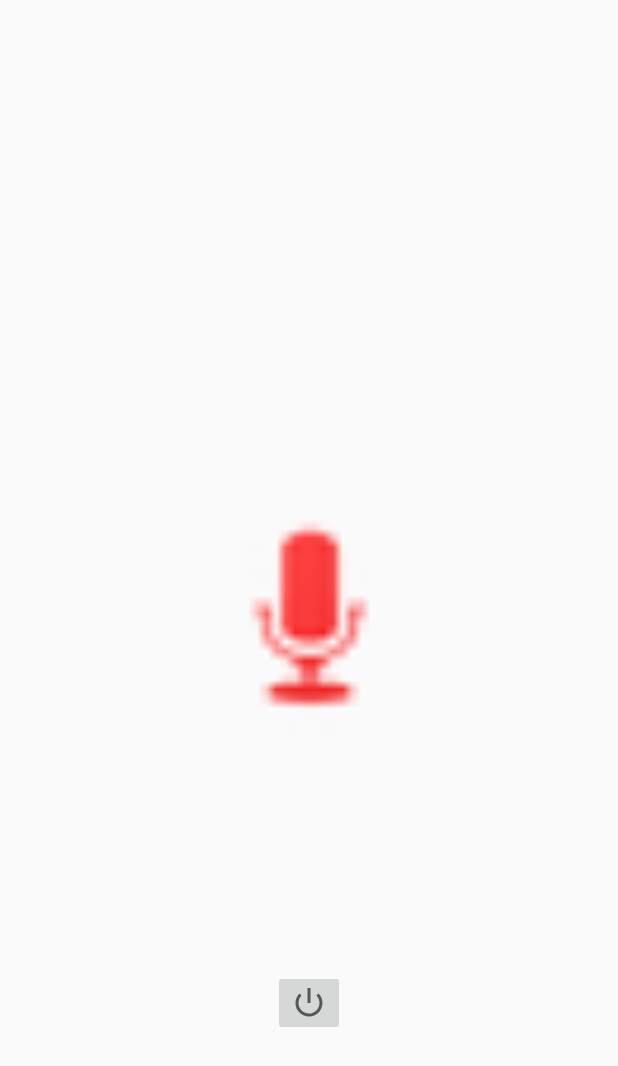
After one commit to arnavgupta1/Curious-Musical-Monkeys, an Android app: the layout activity_record.xml on its own in the app's theme, with its tools: preview values and no code run, on a phone screen of 412 x 824 dp. The commit adds this screen. Shown: the top 1066 px of the screen. Run offline under Robolectric (Android 15) with nearby library versions, the phone set to English and light mode, and no system bars.

Commit message:
bruh 2 pages

```diff
--- a/app/src/main/AndroidManifest.xml
+++ b/app/src/main/AndroidManifest.xml
@@ -9,10 +9,11 @@
         android:roundIcon="@mipmap/ic_launcher_round"
         android:supportsRtl="true"
         android:theme="@style/AppTheme">
+        <activity android:name=".record"></activity>
         <activity
             android:name=".changeSoundActivity"
             android:label="@string/title_activity_change_sound"
-            android:theme="@style/AppTheme.NoActionBar"></activity>
+            android:theme="@style/AppTheme.NoActionBar" />
         <activity android:name=".MainActivity">
             <intent-filter>
                 <action android:name="android.intent.action.MAIN" />
--- a/app/src/main/java/com/example/curiousmusicalmonkeys/MainActivity.java
+++ b/app/src/main/java/com/example/curiousmusicalmonkeys/MainActivity.java
@@ -119,6 +119,8 @@ public class MainActivity extends AppCompatActivity implements View.OnClickListe
    @Override
     public void onClick(View v) {
         ((Button) v).setText((k +"?"));
+        Intent in = new Intent(this,record.class);
+        startActivity(in);
     }
 
     //This will change the screen to a sound change menu
--- /dev/null
+++ b/app/src/main/java/com/example/curiousmusicalmonkeys/record.java
@@ -0,0 +1,23 @@
+package com.example.curiousmusicalmonkeys;
+
+import android.support.v7.app.AppCompatActivity;
+import android.os.Bundle;
+import android.view.View;
+import android.widget.Button;
+import android.widget.ImageButton;
+
+public class record extends AppCompatActivity {
+    ImageButton Record;
+    @Override
+    protected void onCreate(Bundle savedInstanceState) {
+        super.onCreate(savedInstanceState);
+        setContentView(R.layout.activity_record);
+        Record = findViewById(R.id.decord);
+       Record.setOnClickListener(new View.OnClickListener() {
+            @Override
+            public void onClick(View v) {
+
+            }
+        });
+    }
+}
--- /dev/null
+++ b/app/src/main/res/layout/activity_record.xml
@@ -0,0 +1,40 @@
+<?xml version="1.0" encoding="utf-8"?>
+<android.support.constraint.ConstraintLayout xmlns:android="http://schemas.android.com/apk/res/android"
+    xmlns:app="http://schemas.android.com/apk/res-auto"
+    xmlns:tools="http://schemas.android.com/tools"
+    android:layout_width="match_parent"
+    android:layout_height="match_parent"
+    tools:context=".record">
+
+    <ImageView
+        android:id="@+id/imageView"
+        android:layout_width="151dp"
+        android:layout_height="202dp"
+        android:layout_marginStart="8dp"
+        android:layout_marginLeft="8dp"
+        android:layout_marginTop="8dp"
+        android:layout_marginEnd="8dp"
+        android:layout_marginRight="8dp"
+        android:layout_marginBottom="8dp"
+        app:layout_constraintBottom_toBottomOf="parent"
+        app:layout_constraintEnd_toEndOf="parent"
+        app:layout_constraintStart_toStartOf="parent"
+        app:layout_constraintTop_toTopOf="parent"
+        app:srcCompat="@android:drawable/presence_audio_busy" />
+
+    <ImageButton
+        android:id="@+id/decord"
+        android:layout_width="wrap_content"
+        android:layout_height="wrap_content"
+        android:layout_marginStart="8dp"
+        android:layout_marginLeft="8dp"
+        android:layout_marginTop="8dp"
+        android:layout_marginEnd="8dp"
+        android:layout_marginRight="8dp"
+        android:layout_marginBottom="8dp"
+        app:layout_constraintBottom_toBottomOf="parent"
+        app:layout_constraintEnd_toEndOf="parent"
+        app:layout_constraintStart_toStartOf="parent"
+        app:layout_constraintTop_toBottomOf="@+id/imageView"
+        app:srcCompat="@android:drawable/ic_lock_power_off" />
+</android.support.constraint.ConstraintLayout>
```
Also changed, not shown: 1 other file.
